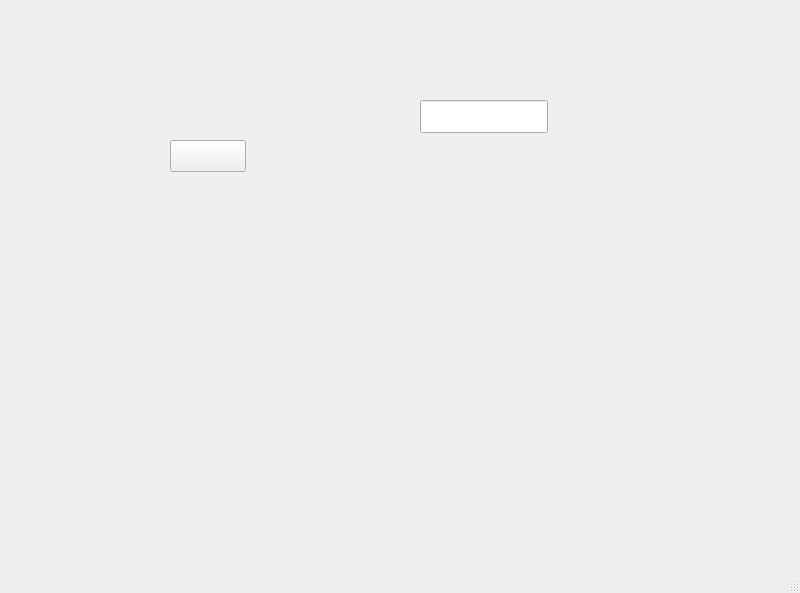
Old version of the form test001.ui in the repository Jim2742514076/Rainoff_predict.
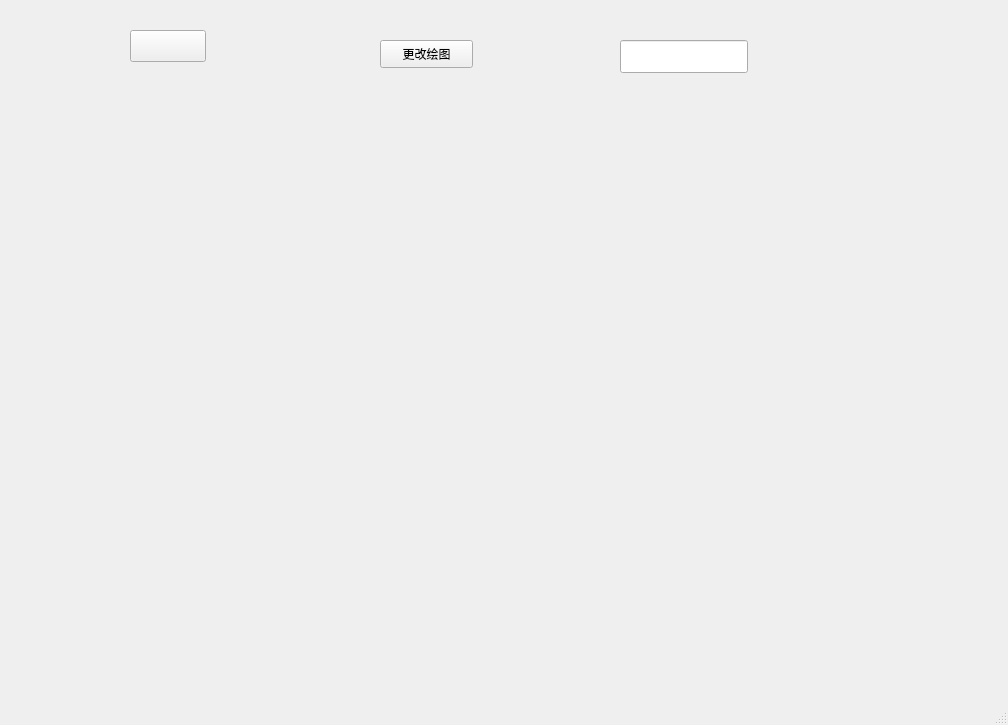
New version of the form. Custom widgets are drawn as their Qt base class.

Diff of the .ui file:
```diff
--- a/test001.ui
+++ b/test001.ui
@@ -6,8 +6,8 @@
    <rect>
     <x>0</x>
     <y>0</y>
-    <width>800</width>
-    <height>593</height>
+    <width>1008</width>
+    <height>725</height>
    </rect>
   </property>
   <property name="windowTitle">
@@ -17,8 +17,8 @@
    <widget class="LineEdit" name="LineEdit">
     <property name="geometry">
      <rect>
-      <x>420</x>
-      <y>100</y>
+      <x>620</x>
+      <y>40</y>
       <width>128</width>
       <height>33</height>
      </rect>
@@ -27,8 +27,8 @@
    <widget class="ComboBox" name="ComboBox">
     <property name="geometry">
      <rect>
-      <x>170</x>
-      <y>140</y>
+      <x>130</x>
+      <y>30</y>
       <width>76</width>
       <height>32</height>
      </rect>
@@ -37,13 +37,30 @@
    <widget class="QWidget" name="verticalLayoutWidget">
     <property name="geometry">
      <rect>
-      <x>220</x>
-      <y>240</y>
-      <width>481</width>
-      <height>221</height>
+      <x>100</x>
+      <y>100</y>
+      <width>781</width>
+      <height>501</height>
      </rect>
     </property>
-    <layout class="QVBoxLayout" name="verticalLayout"/>
+    <layout class="QVBoxLayout" name="verticalLayout">
+     <item>
+      <widget class="QWidget" name="widget" native="true"/>
+     </item>
+    </layout>
+   </widget>
+   <widget class="QPushButton" name="pushButton">
+    <property name="geometry">
+     <rect>
+      <x>380</x>
+      <y>40</y>
+      <width>93</width>
+      <height>28</height>
+     </rect>
+    </property>
+    <property name="text">
+     <string>更改绘图</string>
+    </property>
    </widget>
   </widget>
   <widget class="QMenuBar" name="menubar">
```
Left out of the diff: 2 changed lines with no effect on the pictures.
